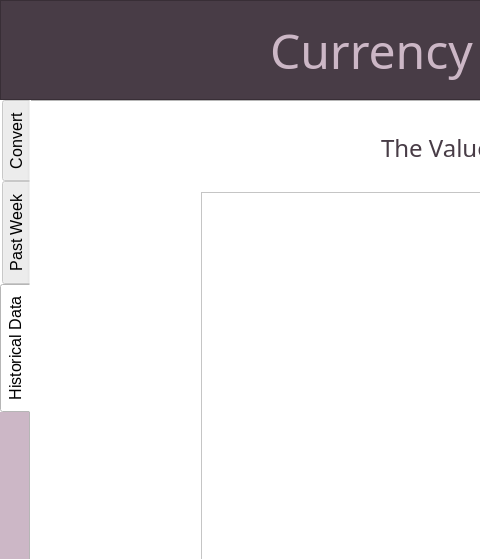
Above: MainWindow.ui from KrishnarajT/Currency-Converter before the change; both pictures show x 0 to 480 and y 0 to 559 of the 1000 by 700 pixel window. Below: the same form after it.
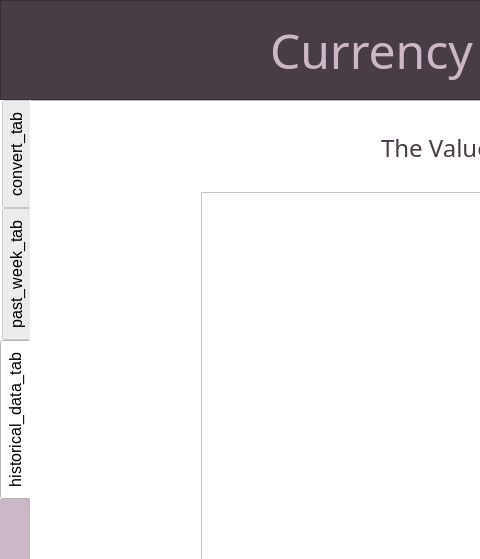
That is the form after the change.

What changed in the file:
```diff
--- a/MainWindow.ui
+++ b/MainWindow.ui
@@ -54,7 +54,7 @@
    </property>
    <widget class="QWidget" name="tab">
     <attribute name="title">
-     <string>Convert</string>
+     <string>convert_tab</string>
     </attribute>
     <widget class="QComboBox" name="comboBox_5">
      <property name="geometry">
@@ -391,7 +391,7 @@
    </widget>
    <widget class="QWidget" name="tab_2">
     <attribute name="title">
-     <string>Past Week</string>
+     <string>past_week_tab</string>
     </attribute>
     <widget class="QLabel" name="label_8">
      <property name="geometry">
@@ -434,7 +434,7 @@
    </widget>
    <widget class="QWidget" name="tab_3">
     <attribute name="title">
-     <string>Historical Data</string>
+     <string>historical_data_tab</string>
     </attribute>
     <widget class="QLabel" name="label_9">
      <property name="geometry">
```
Left out of the diff: 50 changed lines with no effect on the pictures.
